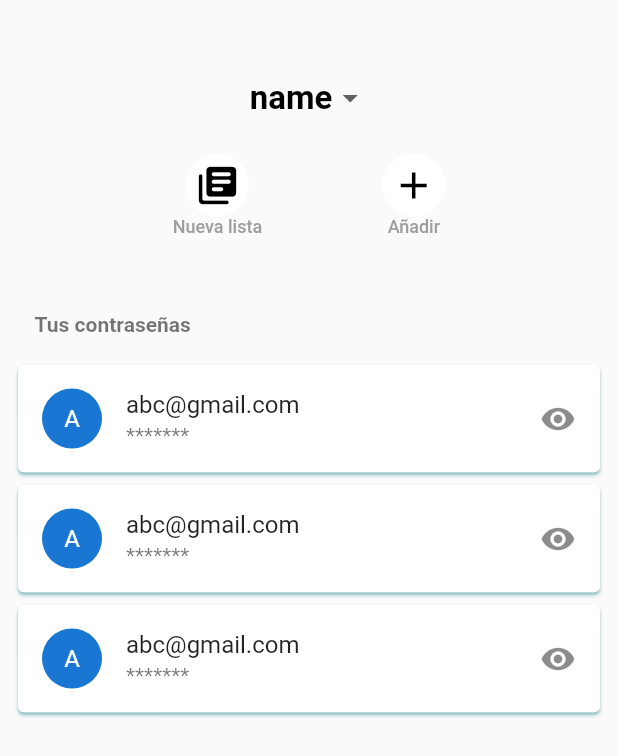
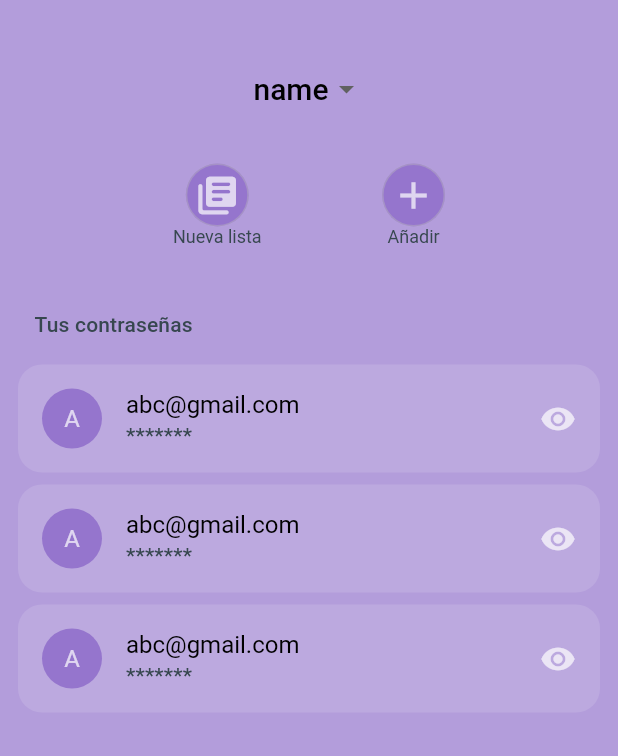
Before and after one commit to xJJALx/pass_gestor, a Flutter app: the screen it shows after launch, on a phone screen of 412 x 824 dp. Shown: the top 756 px of the screen. Run offline on Flutter 3.47's test engine with Material 2 defaults, Android fonts, the phone set to English and light mode, and no system bars.

Commit message:
Theme provider (purple, pink).

```diff
--- a/lib/main.dart
+++ b/lib/main.dart
@@ -1,6 +1,7 @@
 import 'package:flutter/material.dart';
 import 'package:provider/provider.dart';
 
+import 'package:pass_gestor/ui/providers/theme_provider.dart';
 import 'package:pass_gestor/ui/providers/pass_provider.dart';
 import 'package:pass_gestor/ui/routes/routes.dart';
 
@@ -14,6 +15,7 @@
     return MultiProvider(
       providers: [
         ChangeNotifierProvider(create: (_) => PassProvider()),
+        ChangeNotifierProvider(create: (_) => ThemeProvider()),
       ],
       child: const MyApp(),
     );
@@ -27,6 +29,7 @@
   Widget build(BuildContext context) {
     return MaterialApp(
       debugShowCheckedModeBanner: false,
+      theme: Provider.of<ThemeProvider>(context).getTheme,
       title: 'Pass Gestor',
       initialRoute: 'home',
       routes: appRoutes,
--- /dev/null
+++ b/lib/ui/providers/theme_provider.dart
@@ -0,0 +1,16 @@
+import 'package:flutter/material.dart';
+import 'package:pass_gestor/ui/themes/app_theme.dart';
+
+class ThemeProvider extends ChangeNotifier {
+  ThemeData _theme = AppTheme.purple;
+
+  ThemeData get getTheme => _theme;
+
+  set setTheme(String value) {
+    if (value == 'purple') {
+      _theme = AppTheme.purple;
+    }
+    notifyListeners();
+  }
+
+}
--- a/lib/ui/screens/home/home.dart
+++ b/lib/ui/screens/home/home.dart
@@ -32,16 +32,13 @@ class _PassControl extends StatelessWidget {
       height: 200,
       padding: const EdgeInsets.all(35),
       child: Column(
-        mainAxisAlignment: MainAxisAlignment.spaceAround,
+        mainAxisAlignment: MainAxisAlignment.spaceBetween,
         children: [
           Row(
             mainAxisAlignment: MainAxisAlignment.center,
             children: [
               passProvider.groupSelected == null
-                  ? const Text(
-                      'No hay listas',
-                      style: TextStyle(fontSize: 22, fontWeight: FontWeight.bold),
-                    )
+                  ? Text('No hay listas', style: Theme.of(context).textTheme.titleLarge)
                   : _DropdownGroups(),
             ],
           ),
@@ -52,9 +49,7 @@ class _PassControl extends StatelessWidget {
                 onTap: (() {}),
                 child: const CircleAction(
                   icon: Icons.library_books_rounded,
-                  text: 'Nueva lista',
-                  bgColor: Colors.white,
-                  iconColor: Colors.black,
+                  text: 'Nueva lista'
                 ),
               ),
               GestureDetector(
@@ -63,9 +58,7 @@ class _PassControl extends StatelessWidget {
                 }),
                 child: const CircleAction(
                   icon: Icons.add,
-                  text: 'Añadir',
-                  bgColor: Colors.white,
-                  iconColor: Colors.black,
+                  text: 'Añadir'
                 ),
               ),
             ],
@@ -84,17 +77,14 @@ class _DropdownGroups extends StatelessWidget {
     return DropdownButton<Group>(
       value: passProvider.groupSelected,
       icon: const Icon(Icons.arrow_drop_down),
-      style: const TextStyle(color: Colors.black),
+      style: Theme.of(context).textTheme.titleLarge,
       focusColor: Colors.transparent,
       underline: Container(height: 1, color: Colors.transparent),
       onChanged: (Group? value) => passProvider.groupSelected = value!,
       items: passProvider.groups.map<DropdownMenuItem<Group>>((Group value) {
         return DropdownMenuItem<Group>(
           value: value,
-          child: Text(
-            value.name,
-            style: const TextStyle(fontSize: 22, fontWeight: FontWeight.bold),
-          ),
+          child: Text(value.name),
         );
       }).toList(),
     );
@@ -136,15 +126,11 @@ class _HeaderTitle extends StatelessWidget {
 
   @override
   Widget build(BuildContext context) {
-    return const Padding(
+    return Padding(
       padding: EdgeInsets.only(left: 15),
       child: Text(
         'Tus contraseñas',
-        style: TextStyle(
-          fontSize: 14,
-          fontWeight: FontWeight.bold,
-          color: Colors.black54,
-        ),
+        style: Theme.of(context).textTheme.titleSmall,
       ),
     );
   }
--- a/lib/ui/screens/pass_details/pass_details.dart
+++ b/lib/ui/screens/pass_details/pass_details.dart
@@ -16,7 +16,7 @@ class _PassDetailsScreenState extends State<PassDetailsScreen> {
   @override
   Widget build(BuildContext context) {
     return Scaffold(
-      backgroundColor: Color.fromARGB(255, 255, 167, 249),
+      backgroundColor: Theme.of(context).scaffoldBackgroundColor,
       body: Stack(
         children: [
           SingleChildScrollView(
@@ -39,7 +39,7 @@ class _PassDetailsScreenState extends State<PassDetailsScreen> {
         ],
       ),
       floatingActionButton: FloatingActionButton(
-        backgroundColor: Color.fromARGB(255, 255, 207, 253),
+        backgroundColor:  Theme.of(context).floatingActionButtonTheme.backgroundColor,
         onPressed: () {
           _isEdit = !_isEdit;
           _isEdit
@@ -47,14 +47,15 @@ class _PassDetailsScreenState extends State<PassDetailsScreen> {
             : widget.widgets.removeLast();
           setState(() {});
         },
-        child: const Icon(
+        child: Icon(
           Icons.edit,
-          color: Color.fromARGB(255, 255, 167, 249),
+          color: Theme.of(context).cardColor.withOpacity(0.75),
         ),
       ),
     );
   }
 }
+
 
 class _Info extends StatelessWidget {
   const _Info({Key? key}) : super(key: key);
@@ -107,7 +108,7 @@ class CardLarge extends StatelessWidget {
           Card(
             margin: const EdgeInsets.all(12),
             elevation: 0,
-            color: Color.fromARGB(255, 255, 207, 253),
+            color: Theme.of(context).cardColor.withOpacity(0.8),
             child: SizedBox(
               height: 75,
               width: double.infinity,
@@ -136,7 +137,7 @@ class CardBig extends StatelessWidget {
           Card(
             margin: const EdgeInsets.all(12),
             elevation: 0,
-            color: Color.fromARGB(255, 255, 192, 252).withOpacity(0.85),
+            color: Theme.of(context).cardColor,
             shape: RoundedRectangleBorder(
               borderRadius: BorderRadius.circular(20),
             ),
@@ -167,7 +168,7 @@ class CardSmall extends StatelessWidget {
         Card(
           margin: EdgeInsets.symmetric(horizontal: size.width * 0.04, vertical: size.width * 0.02),
           elevation: 0,
-          color: Color.fromARGB(255, 255, 192, 252).withOpacity(0.85),
+          color: Theme.of(context).cardColor,
           shape: RoundedRectangleBorder(
             borderRadius: BorderRadius.circular(20),
           ),
--- /dev/null
+++ b/lib/ui/themes/app_theme.dart
@@ -0,0 +1,40 @@
+import 'package:flutter/material.dart';
+
+// https://stackoverflow.com/questions/71858234/how-to-change-the-app-global-primary-color-in-flutter-on-button-press
+class AppTheme {
+  static final ThemeData purple = ThemeData(
+    scaffoldBackgroundColor: const Color(0xffB39DDB),
+    hintColor: const Color(0xff9575CD),
+    cardColor: const Color(0xffD1C4E9).withOpacity(0.3),
+    iconTheme: const IconThemeData(color: Colors.white70),
+    textTheme: const TextTheme(
+      titleLarge: TextStyle(color: Colors.black),
+      titleMedium: TextStyle(color: Colors.black),
+      titleSmall: TextStyle(color: Color(0xff37474F)),
+      labelMedium: TextStyle(color: Color(0xff37474F)),
+    ),
+    floatingActionButtonTheme: const FloatingActionButtonThemeData(
+      backgroundColor: Color(0xff9575CD),
+      focusColor: Color(0xffB39DDB),
+      splashColor: Color(0xffD1C4E9),
+    ),
+  );
+
+    static final ThemeData pink = ThemeData(
+    scaffoldBackgroundColor: const Color(0xffF8BBD0),
+    hintColor: const Color(0xffF48FB1),
+    cardColor: const Color(0xffFCE4EC).withOpacity(0.3),
+    iconTheme: const IconThemeData(color: Colors.white70),
+    textTheme: const TextTheme(
+      titleLarge: TextStyle(color: Colors.black),
+      titleMedium: TextStyle(color: Colors.black),
+      titleSmall: TextStyle(color: Color(0xff37474F)),
+      labelMedium: TextStyle(color: Color(0xff37474F)),
+    ),
+    floatingActionButtonTheme: const FloatingActionButtonThemeData(
+      backgroundColor: Color(0xffF48FB1),
+      focusColor: Color(0xffF8BBD0),
+      splashColor: Color(0xffFCE4EC),
+    ),
+  );
+}
--- a/lib/ui/widgets/circle_action.dart
+++ b/lib/ui/widgets/circle_action.dart
@@ -1,17 +1,15 @@
 import 'package:flutter/material.dart';
+import 'package:pass_gestor/ui/themes/app_theme.dart';
 
 class CircleAction extends StatelessWidget {
   const CircleAction({
     Key? key,
     required this.icon,
     required this.text,
-    this.bgColor = Colors.cyan,
-    this.iconColor = Colors.pinkAccent,
   }) : super(key: key);
 
   final IconData icon;
   final String text;
-  final Color bgColor, iconColor;
 
   @override
   Widget build(BuildContext context) {
@@ -20,20 +18,17 @@ class CircleAction extends StatelessWidget {
         Container(
           padding: const EdgeInsets.all(5),
           decoration: BoxDecoration(
-            border: Border.all(color: bgColor),
-            color: bgColor,
+            border: Border.all(color: Theme.of(context).highlightColor),
+            color: Theme.of(context).hintColor,
             borderRadius: const BorderRadius.all(Radius.circular(100)),
           ),
-          child: Icon(icon, size: 30, color: iconColor),
-        ),
-        Text(
-          text,
-          style: const TextStyle(
-            fontSize: 12,
-            color: Colors.grey,
-            fontWeight: FontWeight.w500,
+          child: Icon(
+            icon,
+            size: 30,
+            color: Theme.of(context).iconTheme.color,
           ),
         ),
+        Text(text, style: Theme.of(context).textTheme.labelMedium),
       ],
     );
   }
--- a/lib/ui/widgets/pass_card.dart
+++ b/lib/ui/widgets/pass_card.dart
@@ -13,15 +13,29 @@ class _PassCardState extends State<PassCard> {
   @override
   Widget build(BuildContext context) {
     return Card(
-      shadowColor: Colors.cyan,
+      elevation: 0,
+      shape: RoundedRectangleBorder(
+        borderRadius: BorderRadius.circular(16),
+      ),
       child: ListTile(
-        leading: CircleAvatar(child: Text('A')),
+        leading: CircleAvatar(
+          backgroundColor: Theme.of(context).hintColor,
+          child: Text(
+            'A',
+            style: TextStyle(color: Theme.of(context).iconTheme.color),
+          ),
+        ),
         trailing: GestureDetector(
           onTap: () => setState(() => _isObscure = !_isObscure),
-          child: Icon(_isObscure ? Icons.visibility : Icons.visibility_off),
+          child: Icon(
+            _isObscure ? Icons.visibility : Icons.visibility_off,
+            color: Theme.of(context).iconTheme.color,
+          ),
         ),
-        title: Text('abc@gmail.com'),
-        subtitle: _isObscure ? const Text('*******') : Text('password'),
+        title: Text('abc@gmail.com',style: Theme.of(context).textTheme.titleMedium) ,
+        subtitle: _isObscure
+          ? Text('*******', style: Theme.of(context).textTheme.titleSmall)
+          : Text('password', style: Theme.of(context).textTheme.titleSmall),
       ),
     );
   }
```
